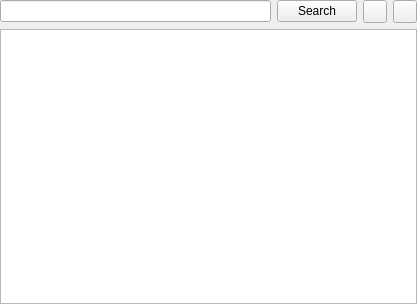
The window that gui/coverdialog.ui (CDrummond/cantata) describes before a commit, drawn with Qt 5.
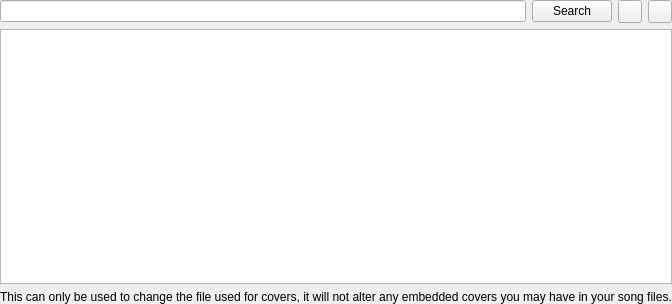
The same window after the commit. Custom widgets are drawn as their Qt base class.

Commit message: Add a note explaining that embedded covers are not changed

```diff
--- a/gui/coverdialog.ui
+++ b/gui/coverdialog.ui
@@ -41,6 +41,13 @@
    <item row="1" column="0" colspan="4">
     <widget class="QListWidget" name="list"/>
    </item>
+   <item row="2" column="0" colspan="4">
+    <widget class="NoteLabel" name="note">
+     <property name="text">
+      <string>This can only be used to change the file used for covers, it will not alter any embedded covers you may have in your song files.</string>
+     </property>
+    </widget>
+   </item>
   </layout>
  </widget>
  <customwidgets>
@@ -59,6 +66,11 @@
    <extends>QToolButton</extends>
    <header>widgets/menubutton.h</header>
   </customwidget>
+  <customwidget>
+   <class>NoteLabel</class>
+   <extends>QLabel</extends>
+   <header>widgets/notelabel.h</header>
+  </customwidget>
  </customwidgets>
  <resources/>
  <connections/>
```
The commit also changes 1 other file.
